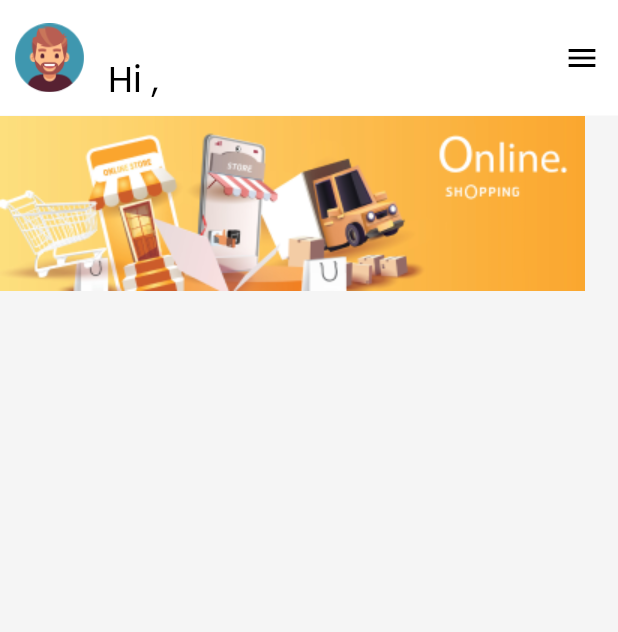
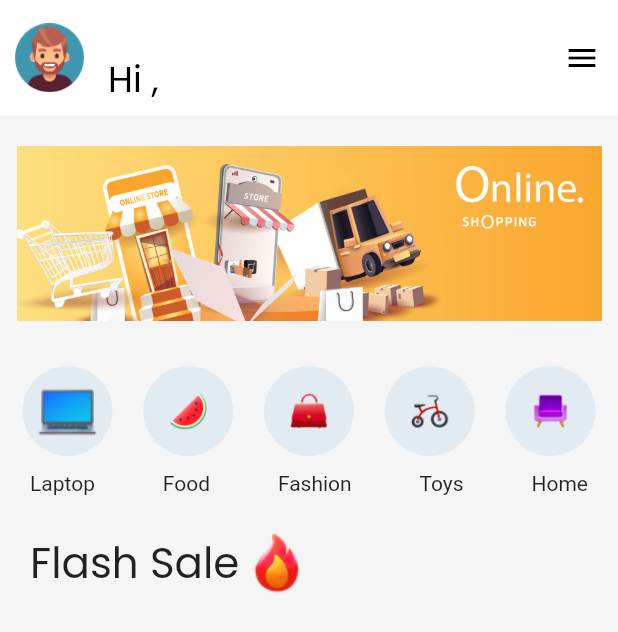
Before and after one commit to Mahima-Sanketh-Git/Adot.com, a Flutter app: the Home screen opened directly, on a phone screen of 412 x 824 dp. Shown: the top 632 px of the screen. Run offline on Flutter 3.47's test engine with Material 2 defaults, Android fonts, the phone set to English and light mode, and no system bars; our stand-ins replace firebase_auth, firebase_core, google_fonts, google_sign_in; missing offline and left inert: flutter_facebook_auth; accounts and stored records are empty.

Commit message:
Adot.com

```diff
--- a/lib/screens/home.dart
+++ b/lib/screens/home.dart
@@ -49,15 +49,108 @@ class _HomeState extends State<Home> {
       ),
       body: Column(
         children: [
-          SingleChildScrollView(
-            scrollDirection: Axis.horizontal,
+          Container(
+            margin: const EdgeInsets.symmetric(vertical: 20),
+            child: SizedBox(
+              height: 117,
+              width: 390,
+              child: ListView(
+                scrollDirection: Axis.horizontal,
+                children: [
+                  Image.asset("assets/now1.jpg"),
+                  Image.asset("assets/now2.jpg"),
+                  Image.asset("assets/now3.jpg"),
+                ],
+              ),
+            ),
+          ),
+          const SizedBox(
+            height: 10,
+          ),
+          Padding(
+            padding: const EdgeInsets.symmetric(horizontal: 15),
+            child: Row(
+              mainAxisAlignment: MainAxisAlignment.spaceBetween,
+              children: [
+                Container(
+                  height: 60,
+                  width: 60,
+                  decoration: BoxDecoration(
+                    borderRadius: BorderRadius.circular(60),
+                    color: const Color.fromRGBO(226, 234, 242, 100),
+                  ),
+                  child: Image.asset("assets/Laptop.png"),
+                ),
+                Container(
+                  height: 60,
+                  width: 60,
+                  decoration: BoxDecoration(
+                    borderRadius: BorderRadius.circular(60),
+                    color: const Color.fromRGBO(226, 234, 242, 100),
+                  ),
+                  child: Image.asset("assets/Watermelon.png"),
+                ),
+                Container(
+                  height: 60,
+                  width: 60,
+                  decoration: BoxDecoration(
+                    borderRadius: BorderRadius.circular(60),
+                    color: const Color.fromRGBO(226, 234, 242, 100),
+                  ),
+                  child: Image.asset("assets/bb.png"),
+                ),
+                Container(
+                  height: 60,
+                  width: 60,
+                  decoration: BoxDecoration(
+                    borderRadius: BorderRadius.circular(60),
+                    color: const Color.fromRGBO(226, 234, 242, 100),
+                  ),
+                  child: Image.asset("assets/Tricycle.png"),
+                ),
+                Container(
+                  height: 60,
+                  width: 60,
+                  decoration: BoxDecoration(
+                    borderRadius: BorderRadius.circular(60),
+                    color: const Color.fromRGBO(226, 234, 242, 100),
+                  ),
+                  child: Image.asset("assets/Armchair.png"),
+                ),
+              ],
+            ),
+          ),
+          const SizedBox(
+            height: 10,
+          ),
+          const Padding(
+            padding: EdgeInsets.symmetric(horizontal: 20),
+            child: Row(
+              mainAxisAlignment: MainAxisAlignment.spaceBetween,
+              children: [
+                Text("Laptop"),
+                Text("Food"),
+                Text("Fashion"),
+                Text("Toys"),
+                Text("Home"),
+              ],
+            ),
+          ),
+          const SizedBox(
+            height: 20,
+          ),
+          Padding(
+            padding: const EdgeInsets.only(left: 20),
             child: Row(
               children: [
-                Image.asset(
-                  'assets/baner1.png',
-                  height: 117,
-                  width: 390,
+                Text(
+                  "Flash Sale",
+                  style: GoogleFonts.poppins(
+                    fontSize: 28,
+                    fontWeight: FontWeight.w400,
+                  ),
                 ),
+                Image.asset("assets/Fire.png")
               ],
             ),
           ),
```
Also changed, not shown: assets/Armchair.png (added), assets/Fire.png (added), assets/Laptop.png (added), assets/Tricycle.png (added), assets/Watermelon.png (added), assets/bb.png (added), assets/bb1.jpg (added), assets/jj.jpg (added), assets/kim.png (added), assets/koko.png (added), assets/now1.jpg (added), assets/now2.jpg (added), assets/now3.jpg (added), assets/online-shopping-on-phone-buy-sell-business-digital-web-banner-application-money-advertising-payment-ecommerce-illustration-search-free-vector 1.png (deleted).
